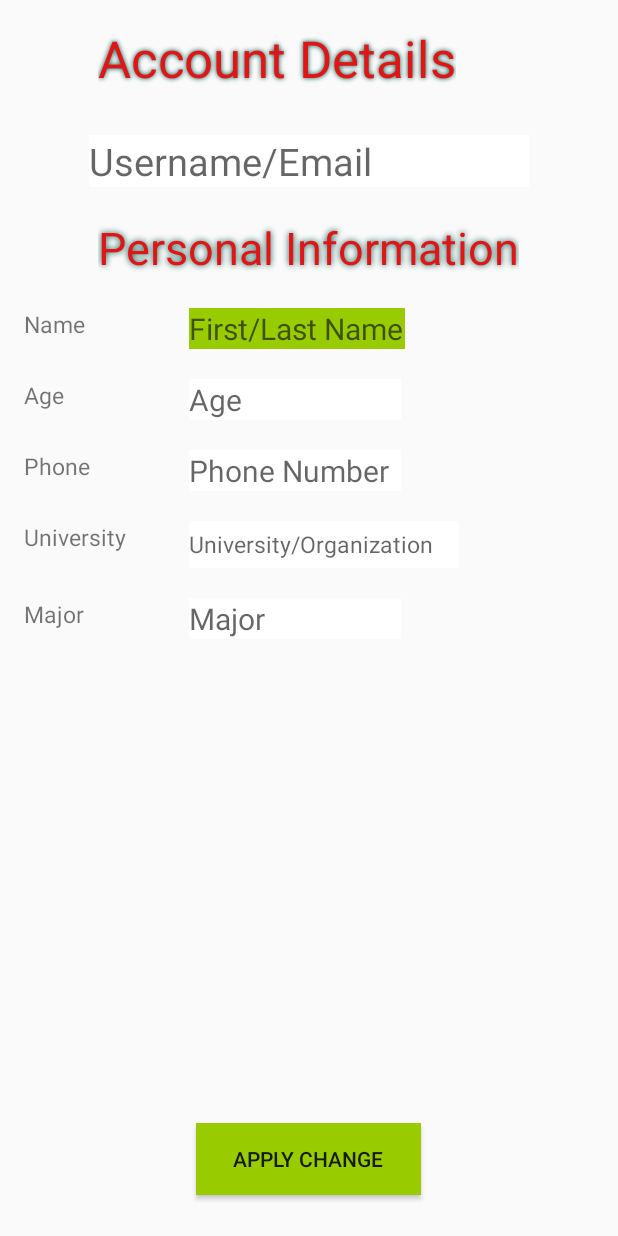
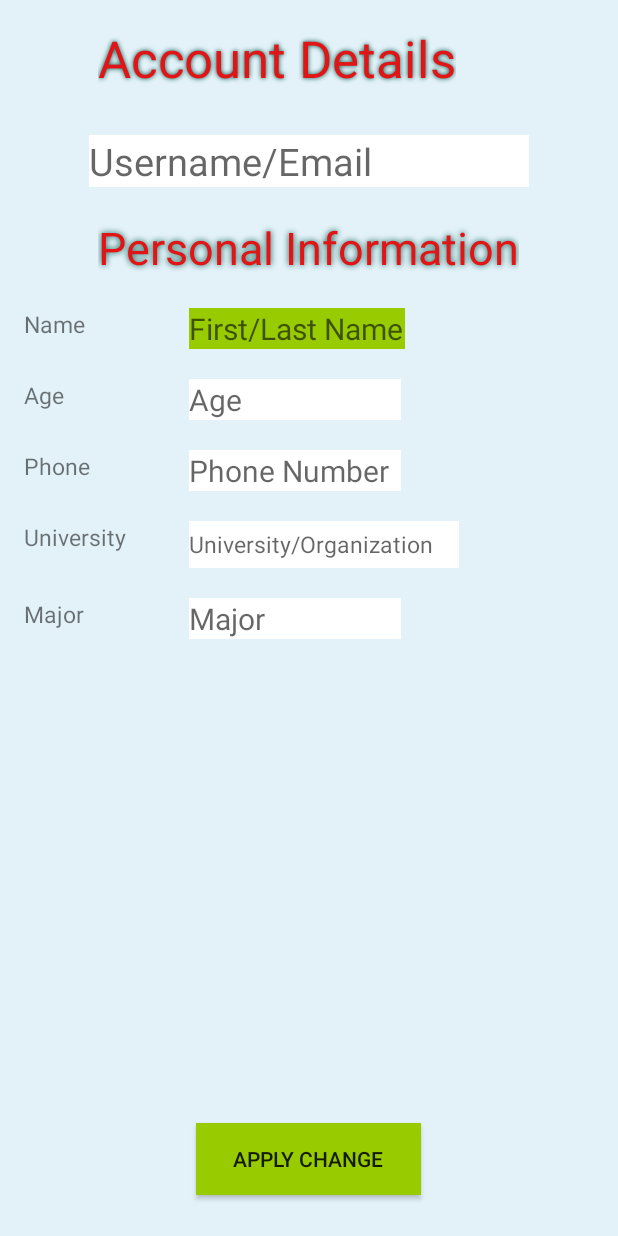
Before and after one commit to benamreview/CSEE5590-Group1-Lab, an Android app: the EditDetailsActivity screen opened directly, with no data from a screen before it, on a phone screen of 412 x 824 dp. Run offline under Robolectric (Android 15) with nearby library versions, the phone set to English and light mode, and no system bars; our stand-ins replace Firebase (no records; nobody signed in at launch, a user with empty details on screens opened directly); libraries missing offline, so code that uses them is left out: com.google.firestore.v1.

Commit message:
more css

```diff
--- a/Lab3/LoginApp/app/src/main/res/layout/activity_edit_details.xml
+++ b/Lab3/LoginApp/app/src/main/res/layout/activity_edit_details.xml
@@ -8,6 +8,7 @@
     android:paddingLeft="16dp"
     android:paddingRight="16dp"
     android:paddingTop="16dp"
+    android:background="#E3F2F9"
     app:layout_behavior="@string/appbar_scrolling_view_behavior"
     tools:context="com.csee5590.lab3.SignUpActivity">
 
--- a/Lab3/LoginApp/app/src/main/res/layout/activity_login.xml
+++ b/Lab3/LoginApp/app/src/main/res/layout/activity_login.xml
@@ -5,7 +5,9 @@
     android:layout_width="match_parent"
     android:layout_height="match_parent"
     android:fitsSystemWindows="true"
+    android:background="#E3F2F9"
     tools:context="com.csee5590.lab3.LoginActivity">
+
 
     <android.support.design.widget.AppBarLayout
         android:layout_width="match_parent"
--- a/Lab3/LoginApp/app/src/main/res/layout/activity_main.xml
+++ b/Lab3/LoginApp/app/src/main/res/layout/activity_main.xml
@@ -4,7 +4,7 @@
     xmlns:tools="http://schemas.android.com/tools"
     android:layout_width="match_parent"
     android:layout_height="match_parent"
-    android:background="#90EE90"
+    android:background="#E3F2F9"
     tools:context="com.csee5590.lab3.MainActivity">
 
     <TextView
--- a/Lab3/LoginApp/app/src/main/res/layout/activity_sign_up.xml
+++ b/Lab3/LoginApp/app/src/main/res/layout/activity_sign_up.xml
@@ -5,6 +5,7 @@
     android:layout_width="match_parent"
     android:layout_height="match_parent"
     android:fitsSystemWindows="true"
+    android:background="#E3F2F9"
     tools:context="com.csee5590.lab3.SignUpActivity">
 
     <android.support.design.widget.AppBarLayout
--- a/Lab3/LoginApp/app/src/main/res/layout/activity_welcome.xml
+++ b/Lab3/LoginApp/app/src/main/res/layout/activity_welcome.xml
@@ -4,6 +4,7 @@
     xmlns:tools="http://schemas.android.com/tools"
     android:layout_width="match_parent"
     android:layout_height="match_parent"
+    android:background="#E3F2F9"
     tools:context=".WelcomeActivity">
 
     <Button
```
